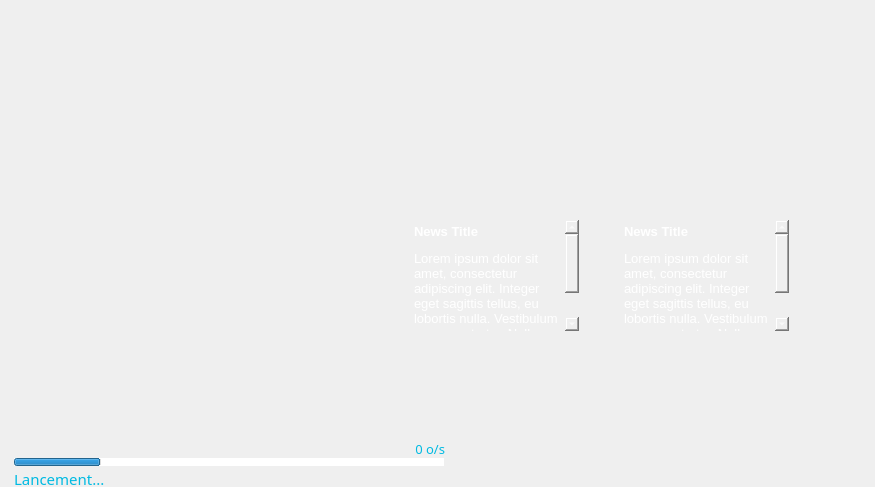
mangaMag/AzoteLauncher, file gui/server.ui: the form before one commit.
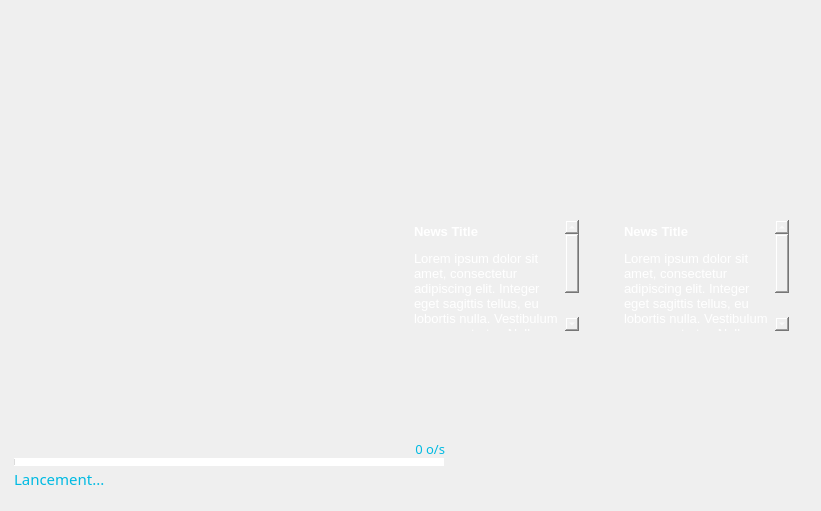
The form after the commit. Icons and pictures are not drawn.

Commit message: Control update by server

Patch:
```diff
--- a/gui/server.ui
+++ b/gui/server.ui
@@ -6,8 +6,8 @@
    <rect>
     <x>0</x>
     <y>0</y>
-    <width>875</width>
-    <height>487</height>
+    <width>821</width>
+    <height>511</height>
    </rect>
   </property>
   <property name="windowTitle">
@@ -176,7 +176,7 @@
  }</string>
    </property>
    <property name="value">
-    <number>20</number>
+    <number>0</number>
    </property>
    <property name="alignment">
     <set>Qt::AlignCenter</set>
@@ -185,9 +185,9 @@
   <widget class="QLabel" name="labelDownloadSpeed">
    <property name="geometry">
     <rect>
-     <x>264</x>
+     <x>314</x>
      <y>438</y>
-     <width>181</width>
+     <width>131</width>
      <height>21</height>
     </rect>
    </property>
```
Left out of the diff: 24 changed lines with no effect on the pictures. The commit also changes 10 other files.
